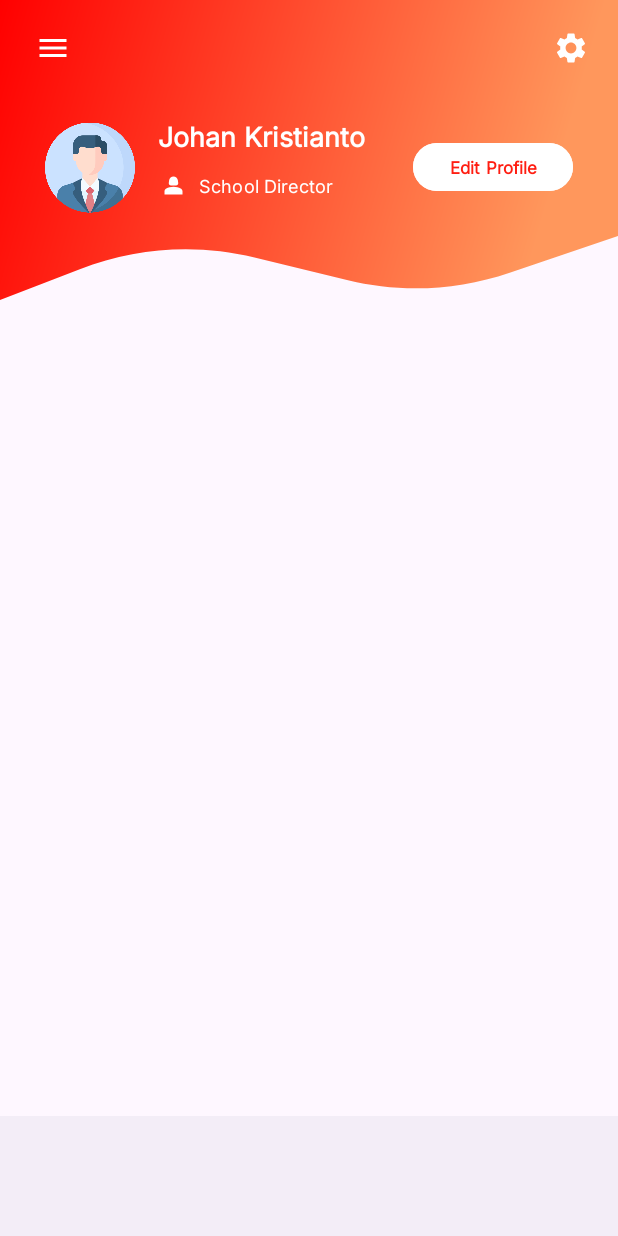
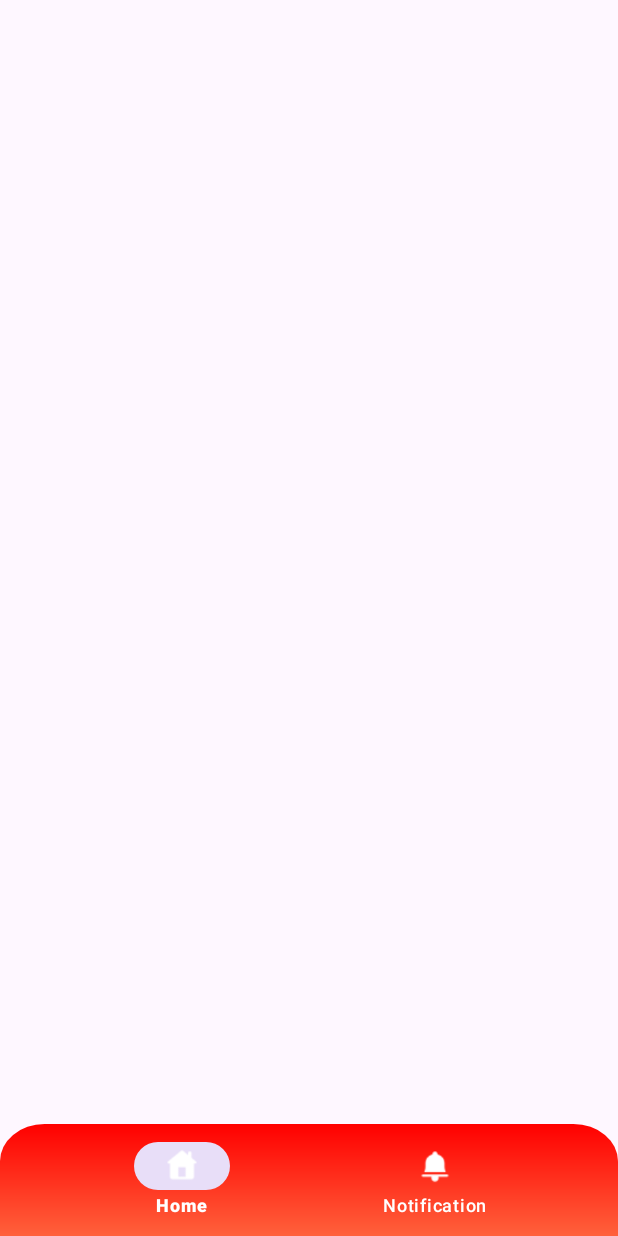
Before and after one commit to KristiantoJohan/scholaris_labschool, an Android app: the MainActivity screen opened directly, with no data from a screen before it, on a phone screen of 412 x 824 dp. Run offline under Robolectric (Android 15) with nearby library versions, the phone set to English and light mode, and no system bars.

Commit message:
Pokonya banyak yang di push

```diff
--- a/app/build.gradle.kts
+++ b/app/build.gradle.kts
@@ -29,6 +29,9 @@ android {
         sourceCompatibility = JavaVersion.VERSION_1_8
         targetCompatibility = JavaVersion.VERSION_1_8
     }
+    buildFeatures {
+        viewBinding = true
+    }
 }
 
 dependencies {
--- /dev/null
+++ b/app/src/main/res/drawable/bottom_navbar.xml
@@ -0,0 +1,21 @@
+<vector xmlns:android="http://schemas.android.com/apk/res/android"
+    xmlns:aapt="http://schemas.android.com/aapt"
+    android:width="430dp"
+    android:height="93dp"
+    android:viewportWidth="430"
+    android:viewportHeight="93">
+  <path
+      android:pathData="M31,0L399,0A31,31 0,0 1,430 31L430,114A31,31 0,0 1,399 145L31,145A31,31 0,0 1,0 114L0,31A31,31 0,0 1,31 0z">
+    <aapt:attr name="android:fillColor">
+      <gradient
+          android:startX="215"
+          android:startY="0"
+          android:endX="215"
+          android:endY="145"
+          android:type="linear">
+        <item android:offset="0" android:color="#FFFF0000"/>
+        <item android:offset="1" android:color="#FFFF975C"/>
+      </gradient>
+    </aapt:attr>
+  </path>
+</vector>
--- a/app/src/main/res/layout/activity_main.xml
+++ b/app/src/main/res/layout/activity_main.xml
@@ -4,117 +4,24 @@
     xmlns:tools="http://schemas.android.com/tools"
     android:layout_width="match_parent"
     android:layout_height="match_parent"
-    tools:context=".MainActivity"
-    android:orientation="vertical">
+    android:orientation="vertical"
+    tools:context=".MainActivity">
+    <FrameLayout
+        android:id="@+id/home_framelayout"
+        android:layout_width="match_parent"
+        android:layout_height="match_parent"
+        android:layout_weight="1"/>
 
-    <LinearLayout
+    <com.google.android.material.bottomnavigation.BottomNavigationView
+        android:id="@+id/bottomNavigationView"
         android:layout_width="match_parent"
-        android:layout_height="200dp"
-        android:background="@drawable/header_background"
-        android:orientation="vertical">
-
-        <androidx.appcompat.widget.Toolbar
-            android:layout_width="match_parent"
-            android:layout_height="wrap_content"
-            android:layout_marginHorizontal="5dp">
-
-            <LinearLayout
-                android:layout_width="match_parent"
-                android:layout_height="wrap_content"
-                android:orientation="horizontal">
-
-                <Button
-                    android:id="@+id/previous"
-                    android:layout_width="40dp"
-                    android:layout_height="wrap_content"
-                    android:backgroundTint="#00ffffff"
-                    android:drawableLeft="@drawable/navmenu_button"
-                    android:paddingLeft="2dp">
-                </Button>
-
-                <LinearLayout
-                    android:layout_width="wrap_content"
-                    android:layout_height="wrap_content"
-                    android:layout_weight="1">
-                </LinearLayout>
-
-                <Button
-                    android:layout_width="40dp"
-                    android:layout_height="wrap_content"
-                    android:backgroundTint="#00ffffff"
-                    android:drawableLeft="@drawable/setting_button"
-                    android:paddingLeft="2dp">
-                </Button>
-            </LinearLayout>
-        </androidx.appcompat.widget.Toolbar>
-        <LinearLayout
-            android:layout_width="match_parent"
-            android:layout_height="95dp"
-            android:layout_marginHorizontal="30dp"
-            android:orientation="horizontal">
-
-            <ImageView
-                android:layout_width="60dp"
-                android:layout_height="wrap_content"
-                android:layout_gravity="top"
-                android:foregroundGravity="top"
-                android:src="@drawable/profile_picture"></ImageView>
-
-            <LinearLayout
-                android:layout_width="wrap_content"
-                android:layout_height="match_parent"
-                android:orientation="vertical"
-                android:layout_marginHorizontal="15dp"
-                android:layout_marginTop="14dp">
-
-                <TextView
-                    android:layout_width="wrap_content"
-                    android:layout_height="wrap_content"
-                    android:fontFamily="@font/inter"
-                    android:text="Johan Kristianto"
-                    android:textColor="@color/white"
-                    android:textSize="18sp"
-                    android:textStyle="bold"></TextView>
-
-                <Button
-                    android:layout_width="wrap_content"
-                    android:layout_height="wrap_content"
-                    android:backgroundTint="#00ffffff"
-                    android:fontFamily="@font/inter"
-                    android:paddingLeft="1dp"
-                    android:paddingTop="0dp"
-                    android:text="School Director"
-                    android:textSize="12sp"
-                    app:icon="@drawable/directorprofile_image"></Button>
-            </LinearLayout>
-
-            <LinearLayout
-                android:layout_width="match_parent"
-                android:layout_height="match_parent"
-                android:orientation="vertical"
-                android:gravity="center_vertical|right">
-
-                <Button
-                    android:layout_width="wrap_content"
-                    android:layout_height="40dp"
-                    android:text="Edit Profile"
-                    android:textStyle="bold"
-                    android:textSize="11sp"
-                    android:textColor="#FF1E12"
-                    android:fontFamily="@font/inter"
-                    android:backgroundTint="#ffffff">
-                </Button>
-            </LinearLayout>
-        </LinearLayout>
-    </LinearLayout>
-    <LinearLayout
-        android:layout_width="match_parent"
-        android:layout_height="wrap_content"
-        android:layout_weight="1">
-    </LinearLayout>
-    <com.google.android.material.bottomnavigation.BottomNavigationView
-        android:layout_width="match_parent"
-        android:layout_height="80dp">
+        android:layout_height="match_parent"
+        android:layout_weight="10"
+        android:background="@drawable/bottom_navbar"
+        app:itemIconTint="#FFFFFF"
+        app:itemTextColor="#FFFFFF"
+        app:menu="@menu/menu">
 
     </com.google.android.material.bottomnavigation.BottomNavigationView>
+
 </LinearLayout>
--- /dev/null
+++ b/app/src/main/res/menu/menu.xml
@@ -0,0 +1,13 @@
+<?xml version="1.0" encoding="utf-8"?>
+<menu xmlns:android="http://schemas.android.com/apk/res/android">
+    <item
+        android:id="@+id/homepage_navbar"
+        android:icon="@drawable/homepage"
+        android:title="Home" />
+
+    <item
+        android:id="@+id/notification_navbar"
+        android:icon="@drawable/doorbell"
+        android:title="Notification" />
+
+</menu>
```
